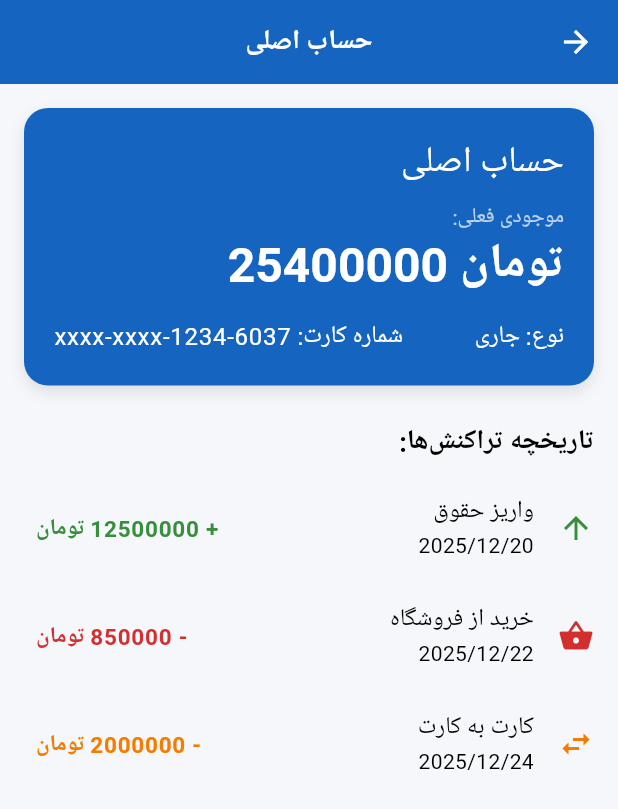
After one commit to vhilli/-AP-Bank-Project-1404, a Flutter app: the AccountsScreen screen opened by its route, after a tap on "حساب اصلی", on a phone screen of 412 x 824 dp. The commit adds this screen. Shown: the top 809 px of the screen. Run offline on Flutter 3.47's test engine with Material 3 defaults, Android fonts, the phone set to English and light mode, and no system bars; Roboto replaces fonts that are missing (sans).

Commit message:
add account details and transactions screen

```diff
--- /dev/null
+++ b/lib/features/accounts/account_details_screen.dart
@@ -0,0 +1,166 @@
+import 'package:flutter/material.dart';
+import 'package:bank_app/data/models/account_model.dart';
+import 'package:bank_app/data/transaction_model.dart';
+
+class AccountDetailsScreen extends StatelessWidget {
+  const AccountDetailsScreen({super.key});
+
+  @override
+  Widget build(BuildContext context) {
+    // دریافت مدل حساب از آرگومان‌های ناوبری
+    final account = ModalRoute.of(context)!.settings.arguments as AccountModel;
+
+    return Scaffold(
+      appBar: AppBar(
+        title: Text(account.title),
+      ),
+      body: SingleChildScrollView(
+        child: Column(
+          crossAxisAlignment: CrossAxisAlignment.stretch,
+          children: [
+            // ۱. ویجت نمایش اطلاعات حساب (بالای صفحه)
+            _AccountHeader(account: account),
+
+            const Padding(
+              padding: EdgeInsets.symmetric(horizontal: 16.0, vertical: 8.0),
+              child: Text(
+                'تاریخچه تراکنش‌ها:',
+                style: TextStyle(
+                  fontSize: 18,
+                  fontWeight: FontWeight.bold,
+                ),
+                textAlign: TextAlign.right,
+              ),
+            ),
+
+            // ۲. لیست تراکنش‌ها (پایین صفحه)
+            _TransactionList(transactions: account.transactions),
+          ],
+        ),
+      ),
+    );
+  }
+}
+
+/// ویجت نمایش دهنده جزئیات حساب و موجودی
+class _AccountHeader extends StatelessWidget {
+  final AccountModel account;
+
+  const _AccountHeader({required this.account});
+
+  @override
+  Widget build(BuildContext context) {
+    final accountTypeString = account.type == AccountType.current ? 'جاری' : 'پس‌انداز';
+    final theme = Theme.of(context);
+
+    return Container(
+      padding: const EdgeInsets.all(20),
+      margin: const EdgeInsets.all(16),
+      decoration: BoxDecoration(
+        color: theme.primaryColor, // استفاده از رنگ اصلی تم
+        borderRadius: BorderRadius.circular(16),
+        boxShadow: [
+          BoxShadow(
+            color: Colors.black.withOpacity(0.1),
+            blurRadius: 8,
+            offset: const Offset(0, 4),
+          ),
+        ],
+      ),
+      child: Column(
+        crossAxisAlignment: CrossAxisAlignment.start,
+        children: [
+          Text(
+            account.title,
+            style: theme.textTheme.headlineSmall!.copyWith(color: Colors.white),
+            textAlign: TextAlign.right,
+          ),
+          const SizedBox(height: 10),
+          Text(
+            'موجودی فعلی:',
+            style: theme.textTheme.bodyMedium!.copyWith(color: Colors.white70),
+            textAlign: TextAlign.right,
+          ),
+          Text(
+            '${account.balance} تومان',
+            style: theme.textTheme.headlineLarge!.copyWith(
+              color: Colors.white,
+              fontWeight: FontWeight.bold,
+            ),
+            textDirection: TextDirection.ltr, // برای خوانایی بهتر اعداد
+          ),
+          const SizedBox(height: 15),
+          Row(
+            mainAxisAlignment: MainAxisAlignment.spaceBetween,
+            children: [
+              Text(
+                'نوع: $accountTypeString',
+                style: theme.textTheme.bodyLarge!.copyWith(color: Colors.white),
+              ),
+              Text(
+                'شماره کارت: ${account.cardNumber}',
+                style: theme.textTheme.bodyLarge!.copyWith(color: Colors.white),
+              ),
+            ],
+          ),
+        ],
+      ),
+    );
+  }
+}
+
+/// ویجت نمایش دهنده لیست تراکنش‌ها
+class _TransactionList extends StatelessWidget {
+  final List<TransactionModel> transactions;
+
+  const _TransactionList({required this.transactions});
+
+  @override
+  Widget build(BuildContext context) {
+    if (transactions.isEmpty) {
+      return const Center(child: Text('تراکنشی ثبت نشده است.'));
+    }
+
+    return ListView.builder(
+      shrinkWrap: true, // مهم: برای کار کردن داخل SingleChildScrollView
+      physics: const NeverScrollableScrollPhysics(), // مهم: برای جلوگیری از Scroll تودرتو
+      itemCount: transactions.length,
+      itemBuilder: (context, index) {
+        final transaction = transactions[index];
+        return _TransactionItem(transaction: transaction);
+      },
+    );
+  }
+}
+
+/// ویجت نمایش دهنده یک آیتم تراکنش (نسخه اصلاح شده)
+class _TransactionItem extends StatelessWidget {
+  final TransactionModel transaction;
+
+  const _TransactionItem({required this.transaction});
+
+  @override
+  Widget build(BuildContext context) {
+    // ✅ استفاده از منطق داخل خود مدل
+    final sign = transaction.type == TransactionType.deposit ? '+' : '-';
+    final dateString = '${transaction.date.year}/${transaction.date.month}/${transaction.date.day}';
+
+    return ListTile(
+      // ✅ استفاده از آیکون و رنگ مدل
+      leading: Icon(
+        transaction.icon,
+        color: transaction.color,
+      ),
+      title: Text(transaction.title, textAlign: TextAlign.right),
+      subtitle: Text(dateString, textAlign: TextAlign.right),
+      trailing: Text(
+        '$sign ${transaction.amount} تومان',
+        style: TextStyle(
+          color: transaction.color, // ✅ استفاده از رنگ مدل
+          fontWeight: FontWeight.bold,
+          fontSize: 15,
+        ),
+      ),
+    );
+  }
+}
--- a/lib/features/accounts/accounts_screen.dart
+++ b/lib/features/accounts/accounts_screen.dart
@@ -31,6 +31,7 @@ class AccountsScreen extends StatelessWidget {
   }
 }
 
+
 class _AccountCard extends StatelessWidget {
   final AccountModel account;
 
@@ -38,7 +39,6 @@ class _AccountCard extends StatelessWidget {
 
   @override
   Widget build(BuildContext context) {
-    // استخراج نوع حساب به صورت رشته فارسی
     final accountTypeString = account.type == AccountType.current ? 'جاری' : 'پس‌انداز';
 
     return Card(
@@ -46,17 +46,27 @@ class _AccountCard extends StatelessWidget {
       shape: RoundedRectangleBorder(
         borderRadius: BorderRadius.circular(12),
       ),
+      child: InkWell( // 👈 InkWell برای اضافه کردن قابلیت کلیک و افکت موج (Ripple Effect)
+        onTap: () {
+          // ناوبری به صفحه جزئیات حساب و ارسال شیء AccountModel
+          Navigator.of(context).pushNamed(
+            '/account_details', // این Route را در مرحله ۳ اضافه می‌کنیم
+            arguments: account, // ارسال مدل حساب به صفحه جدید
+          );
+        },
         child: ListTile(
+          // ... (کدهای قبلی ListTile)
           title: Text(account.title),
           subtitle: Text('$accountTypeString • ${account.cardNumber}'),
           trailing: Text(
-          '${account.balance.toString()} تومان',
+            '${account.balance} تومان',
             style: const TextStyle(
               fontWeight: FontWeight.bold,
               fontSize: 16,
             ),
           ),
         ),
+      ),
     );
   }
 }
--- a/lib/main.dart
+++ b/lib/main.dart
@@ -5,6 +5,7 @@ import 'core/theme/app_theme.dart';
 import 'features/auth/login_screen.dart';
 import 'features/home/home_screen.dart';
 import 'features/accounts/accounts_screen.dart';
+import 'package:bank_app/features/accounts/account_details_screen.dart';
 
 void main() {
   runApp(const MyApp());
@@ -39,6 +40,7 @@ class MyApp extends StatelessWidget {
         '/': (context) => const LoginScreen(),
         '/home': (context) => const HomeScreen(),
         '/accounts': (context) => AccountsScreen(),
+        '/account_details': (context) => const AccountDetailsScreen(),
       },
     );
   }
```
Lines whose indentation alone changed are shown as unchanged.
